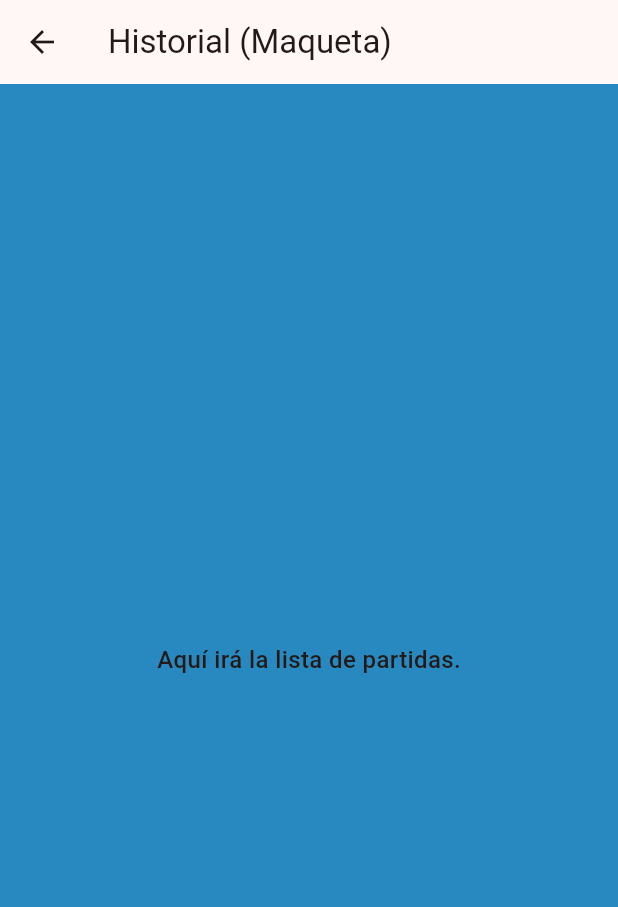
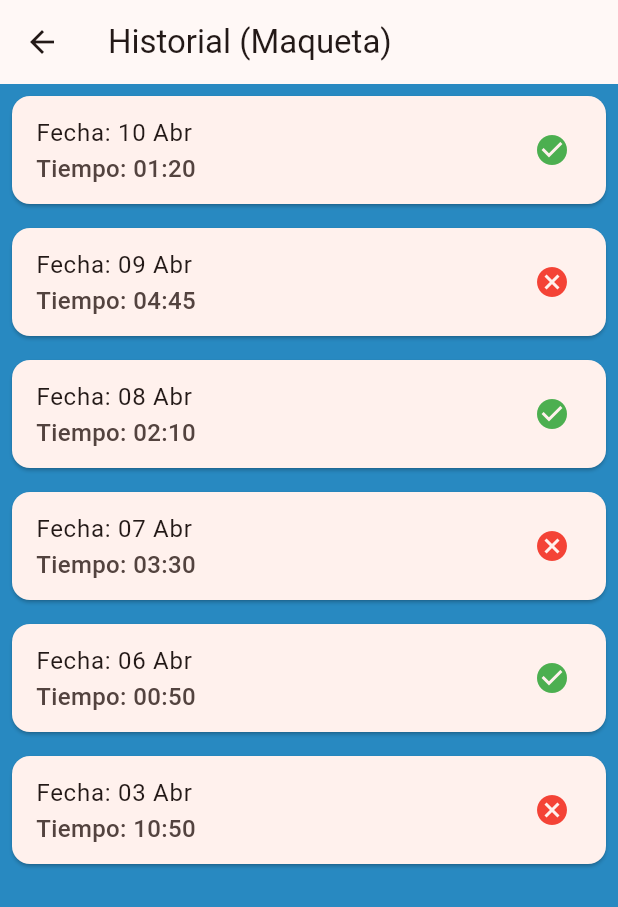
Before and after one commit to DavidMarvel-2409/3479A321_2021479302, a Flutter app: the HistoryScreen screen opened by its route, on a phone screen of 412 x 824 dp. Shown: the top 907 px of the screen. Run offline on Flutter 3.47's test engine with Material 3 defaults, Android fonts, the phone set to English and light mode, and no system bars; our stand-ins replace logger.

Commit message:
implementacion de historial con modelo GameResult, Card y ListView. las cards tienen una lista de datos inventados

```diff
--- /dev/null
+++ b/lib/models/game_result.dart
@@ -0,0 +1,10 @@
+class GameResult {
+  final String date;
+  final String timeSpent;
+  final bool isVictory;
+  const GameResult({
+    required this.date,
+    required this.timeSpent,
+    required this.isVictory,
+  });
+}
--- a/lib/ui/screens/history_screen.dart
+++ b/lib/ui/screens/history_screen.dart
@@ -1,12 +1,38 @@
 import 'package:flutter/material.dart';
+import '../../models/game_result.dart';
 
 class HistoryScreen extends StatelessWidget {
   const HistoryScreen({Key? key}) : super(key: key);
+  final List<GameResult> listMaqueta = const [
+    GameResult(date: '10 Abr', timeSpent: '01:20', isVictory: true),
+    GameResult(date: '09 Abr', timeSpent: '04:45', isVictory: false),
+    GameResult(date: '08 Abr', timeSpent: '02:10', isVictory: true),
+    GameResult(date: '07 Abr', timeSpent: '03:30', isVictory: false),
+    GameResult(date: '06 Abr', timeSpent: '00:50', isVictory: true),
+    GameResult(date: '03 Abr', timeSpent: '10:50', isVictory: false),
+  ];
   @override
   Widget build(BuildContext context) {
     return Scaffold(
       appBar: AppBar(title: const Text('Historial (Maqueta)')),
-      body: const Center(child: Text('Aquí irá la lista de partidas.')),
+      body: ListView.builder(
+        itemCount: listMaqueta.length,
+        itemBuilder: (context, index) {
+          final game = listMaqueta[index];
+
+          return Card(
+            margin: const EdgeInsets.all(8),
+            child: ListTile(
+              title: Text('Fecha: ${game.date}'),
+              subtitle: Text('Tiempo: ${game.timeSpent}'),
+              trailing: Icon(
+                game.isVictory ? Icons.check_circle : Icons.cancel,
+                color: game.isVictory ? Colors.green : Colors.red,
+              ),
+            ),
+          );
+        },
+      ),
     );
   }
 }
```
